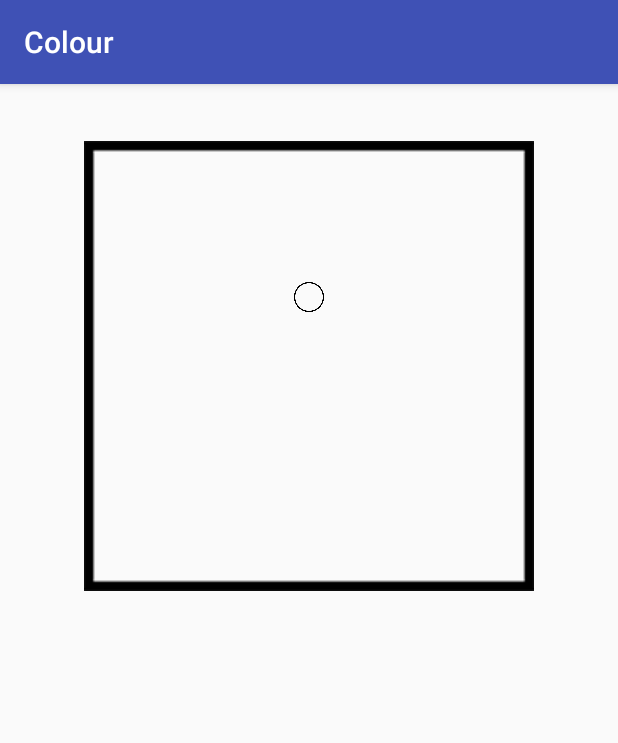
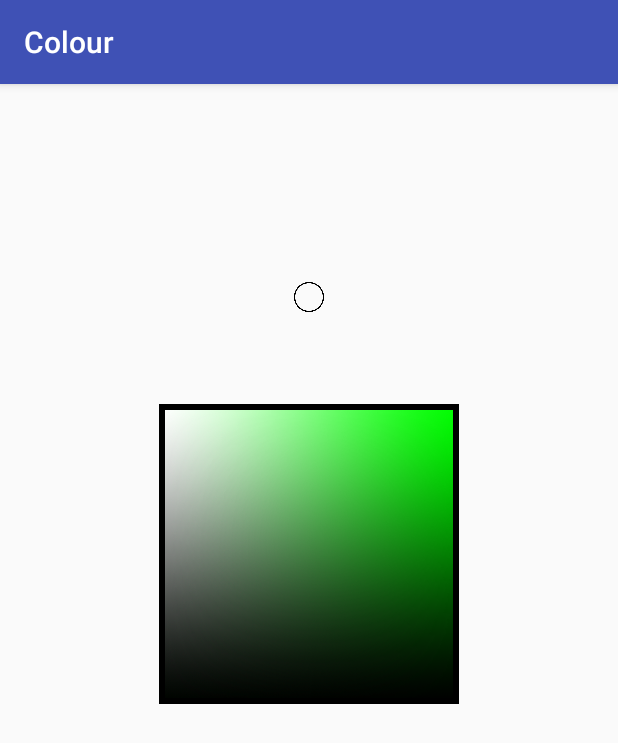
Before and after one commit to veryprofessionaldodo/ColourApp, an Android app: the screen it shows after launch (MainActivity), on a phone screen of 412 x 824 dp. Shown: the top 743 px of the screen. Run offline under Robolectric (Android 15) with nearby library versions, the phone set to English and light mode, and no system bars.

Commit message:
Agora funciona crl

```diff
--- a/app/src/main/AndroidManifest.xml
+++ b/app/src/main/AndroidManifest.xml
@@ -12,7 +12,6 @@
         <activity android:name=".MainActivity">
             <intent-filter>
                 <action android:name="android.intent.action.MAIN" />
-
                 <category android:name="android.intent.category.LAUNCHER" />
             </intent-filter>
         </activity>
--- a/app/src/main/java/com/example/petre/colour/MainActivity.java
+++ b/app/src/main/java/com/example/petre/colour/MainActivity.java
@@ -1,5 +1,10 @@
 package com.example.petre.colour;
 
+import android.graphics.Canvas;
+import android.graphics.Color;
+import android.graphics.Paint;
+import android.graphics.Path;
+import android.graphics.Rect;
 import android.support.v7.app.AppCompatActivity;
 import android.os.Bundle;
 import android.view.MotionEvent;
@@ -15,8 +20,7 @@ public class MainActivity extends AppCompatActivity {
         super.onCreate(savedInstanceState);
         setContentView(R.layout.activity_main);
 
-        final View touchView = findViewById(R.id.full);
-       // sqr = (ImageView) findViewById(R.id.square);
+        View touchView = findViewById(R.id.full);
         img = (ImageView) findViewById(R.id.circle);
 
         touchView.setOnTouchListener(new View.OnTouchListener() {
--- /dev/null
+++ b/app/src/main/java/com/example/petre/colour/Square.java
@@ -0,0 +1,37 @@
+package com.example.petre.colour;
+
+import android.content.Context;
+import android.graphics.Canvas;
+import android.graphics.Color;
+import android.graphics.Paint;
+import android.graphics.Path;
+import android.graphics.Rect;
+import android.support.annotation.Nullable;
+import android.util.AttributeSet;
+import android.view.View;
+
+/**
+ * Created by petre on 20/05/2017.
+ */
+
+public class Square extends View {
+
+    public Square(Context context, @Nullable AttributeSet attrs) {
+        super(context, attrs);
+    }
+
+    @Override
+    protected void onDraw(Canvas canvas) {
+        View view = findViewById(R.id.square_color);
+        Canvas c = canvas;
+        Rect r = new Rect();
+        r.set(0,0,view.getWidth(),view.getHeight());
+
+        Paint green = new Paint();
+        green.setColor(Color.GREEN);
+        green.setStyle(Paint.Style.FILL);
+        green.setStrokeWidth(10);
+
+        c.drawRect(r,green);
+    }
+}
--- a/app/src/main/res/layout/activity_main.xml
+++ b/app/src/main/res/layout/activity_main.xml
@@ -6,9 +6,29 @@
     android:id="@+id/full"
     android:layout_width="match_parent"
     android:layout_height="match_parent"
+    tools:context="com.example.petre.colour.MainActivity">
 
 
-    tools:context="com.example.petre.colour.MainActivity">
+    <com.example.petre.colour.Square
+        android:layout_width="200dp"
+        android:layout_height="200dp"
+        android:id="@+id/square_color"
+        app:layout_constraintBottom_toBottomOf="parent"
+        app:layout_constraintLeft_toLeftOf="parent"
+        app:layout_constraintRight_toRightOf="parent"
+        app:layout_constraintTop_toTopOf="parent"
+        app:layout_constraintVertical_bias="0.376"
+        />
+    <ImageView
+        android:layout_width="200dp"
+        android:layout_height="200dp"
+        android:id="@+id/triangle_outline"
+        android:src="@drawable/square_outline"
+        app:layout_constraintBottom_toBottomOf="parent"
+        app:layout_constraintLeft_toLeftOf="parent"
+        app:layout_constraintRight_toRightOf="parent"
+        app:layout_constraintTop_toTopOf="parent"
+        app:layout_constraintVertical_bias="0.376" />
 
     <ImageView
         android:layout_width="20dp"
@@ -22,17 +42,6 @@
         android:layout_marginLeft="8dp"
         app:layout_constraintLeft_toLeftOf="parent" />
 
-    <ImageView
-        android:layout_width="300dp"
-        android:layout_height="300dp"
-        android:id="@+id/square"
-        android:src = "@drawable/square"
-        app:layout_constraintTop_toTopOf="parent"
-        android:layout_marginTop="38dp"
-        android:layout_marginLeft="8dp"
-        app:layout_constraintLeft_toLeftOf="parent"
-        android:layout_marginRight="8dp"
-        app:layout_constraintRight_toRightOf="parent" />
 
 
 </android.support.constraint.ConstraintLayout>
--- a/build.gradle
+++ b/build.gradle
@@ -5,7 +5,7 @@ buildscript {
         jcenter()
     }
     dependencies {
-        classpath 'com.android.tools.build:gradle:2.3.1'
+        classpath 'com.android.tools.build:gradle:2.3.2'
 
         // NOTE: Do not place your application dependencies here; they belong
         // in the individual module build.gradle files
```
Also changed, not shown: app/src/main/res/drawable/square.png (deleted), app/src/main/res/drawable/square_outline.png (added), 66 other files.
